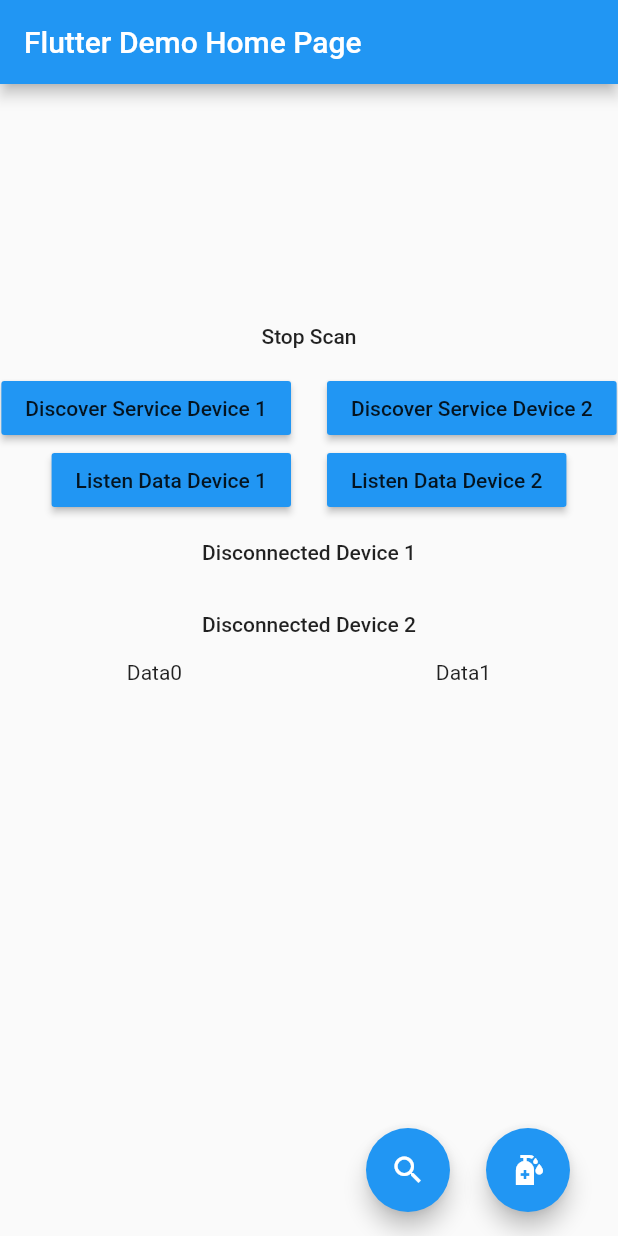
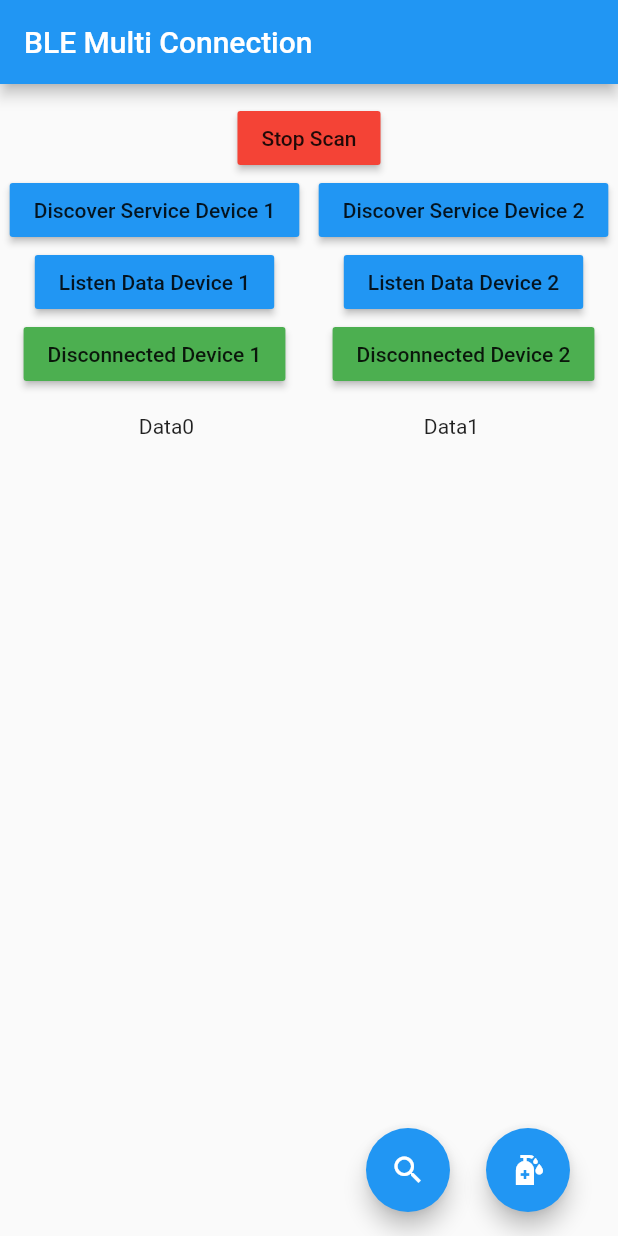
Before and after one commit to JAICHANGPARK/ble_multi_connection, a Flutter app: the MyHomePage screen opened directly, after a tap on "Disconnected Device 1", on a phone screen of 412 x 824 dp. Run offline on Flutter 3.47's test engine with Material 2 defaults, Android fonts, the phone set to English and light mode, and no system bars; our stand-ins replace flutter_blue.

Commit message:
Update main.dart

```diff
--- a/lib/main.dart
+++ b/lib/main.dart
@@ -16,7 +16,7 @@ class MyApp extends StatelessWidget {
       theme: ThemeData(
         primarySwatch: Colors.blue,
       ),
-      home: MyHomePage(title: 'Flutter Demo Home Page'),
+      home: MyHomePage(title: 'BLE Multi Connection'),
     );
   }
 }
@@ -46,6 +46,8 @@ class _MyHomePageState extends State<MyHomePage> {
 
   List<String> data0 = [];
   List<String> data1 = [];
+
+  ScrollController controller = new ScrollController();
 
   void _incrementCounter() {
     scanStreamSubscription = flutterBlue.scan(timeout: Duration(seconds: 15)).listen((event) {
@@ -92,15 +94,17 @@ class _MyHomePageState extends State<MyHomePage> {
       body: Center(
         child: Column(
           mainAxisAlignment: MainAxisAlignment.center,
+          mainAxisSize: MainAxisSize.min,
           children: <Widget>[
             MaterialButton(
+              color: Colors.red,
               child: Text("Stop Scan"),
               onPressed: () {
                 flutterBlue.stopScan();
               },
             ),
             Row(
-              mainAxisAlignment: MainAxisAlignment.center,
+              mainAxisAlignment: MainAxisAlignment.spaceAround,
               children: [
                 MaterialButton(
                   color: Colors.blue,
@@ -119,9 +123,6 @@ class _MyHomePageState extends State<MyHomePage> {
                       });
                     });
                   },
-                ),
-                SizedBox(
-                  width: 24,
                 ),
                 MaterialButton(
                   color: Colors.blue,
@@ -145,7 +146,7 @@ class _MyHomePageState extends State<MyHomePage> {
               ],
             ),
             Row(
-              mainAxisAlignment: MainAxisAlignment.center,
+              mainAxisAlignment: MainAxisAlignment.spaceAround,
               children: [
                 MaterialButton(
                   color: Colors.blue,
@@ -164,9 +165,6 @@ class _MyHomePageState extends State<MyHomePage> {
                     }
                   },
                 ),
-                SizedBox(
-                  width: 24,
-                ),
                 MaterialButton(
                   color: Colors.blue,
                   child: Text("Listen Data Device 2"),
@@ -177,6 +175,7 @@ class _MyHomePageState extends State<MyHomePage> {
                         print("Data1 : ${event}");
                         if (event.length > 0) {
                           setState(() {
+                            controller.jumpTo(controller.position.maxScrollExtent);
                             data1.add(event[0].toString());
                           });
                         }
@@ -186,24 +185,42 @@ class _MyHomePageState extends State<MyHomePage> {
                 ),
               ],
             ),
+            Row(
+              mainAxisAlignment: MainAxisAlignment.spaceAround,
+              children: [
                 MaterialButton(
                   child: Text("Disconnected Device 1"),
+                  color: Colors.green,
                   onPressed: () async {
                     await _bluetoothDevice0.disconnect();
-                await dataStreamSubscription0.cancel();
+                    await dataStreamSubscription0?.cancel();
                     dataStreamSubscription0 = null;
+                    setState(() {
+                      data0.clear();
+                    });
+
                   },
                 ),
                 MaterialButton(
                   child: Text("Disconnected Device 2"),
+                  color: Colors.green,
                   onPressed: () async {
                     await _bluetoothDevice1.disconnect();
-                await dataStreamSubscription1.cancel();
+                    await dataStreamSubscription1?.cancel();
                     dataStreamSubscription1 = null;
+                    setState(() {
+
+                      data1.clear();
+                    });
                   },
                 ),
-            Container(
-              height: 240,
+              ],
+            ),
+
+            Padding(
+              padding: const EdgeInsets.all(16.0),
+              child: Container(
+                height: 520,
                 child: Row(
                   children: [
                     Expanded(
@@ -212,6 +229,7 @@ class _MyHomePageState extends State<MyHomePage> {
                           Expanded(child: Text("Data0")),
                           Expanded(
                             child: ListView(
+                              reverse: true,
                               children: [...data0.map((e) => Text(e))],
                             ),
                           ),
@@ -224,6 +242,8 @@ class _MyHomePageState extends State<MyHomePage> {
                           Expanded(child: Text("Data1")),
                           Expanded(
                             child: ListView(
+                              controller: controller,
+                              reverse: true,
                               children: [...data1.map((e) => Text(e))],
                             ),
                           ),
@@ -231,6 +251,7 @@ class _MyHomePageState extends State<MyHomePage> {
                       ),
                     ),
                   ],
+                ),
               ),
             )
           ],
```
Lines whose indentation alone changed are shown as unchanged.
